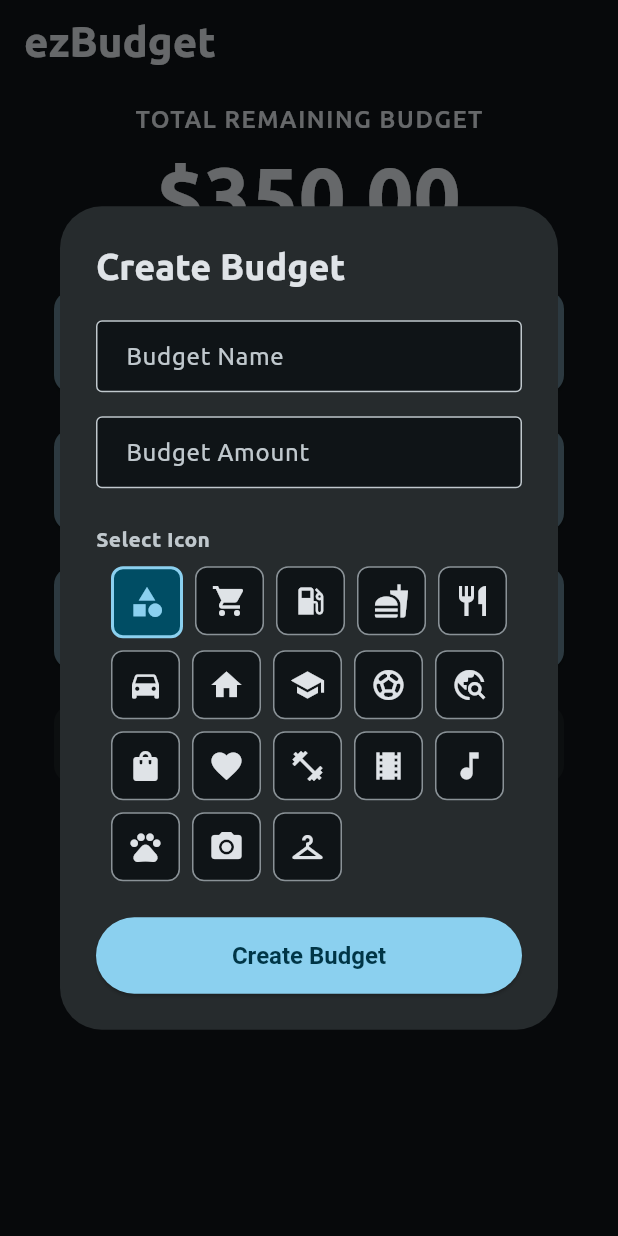
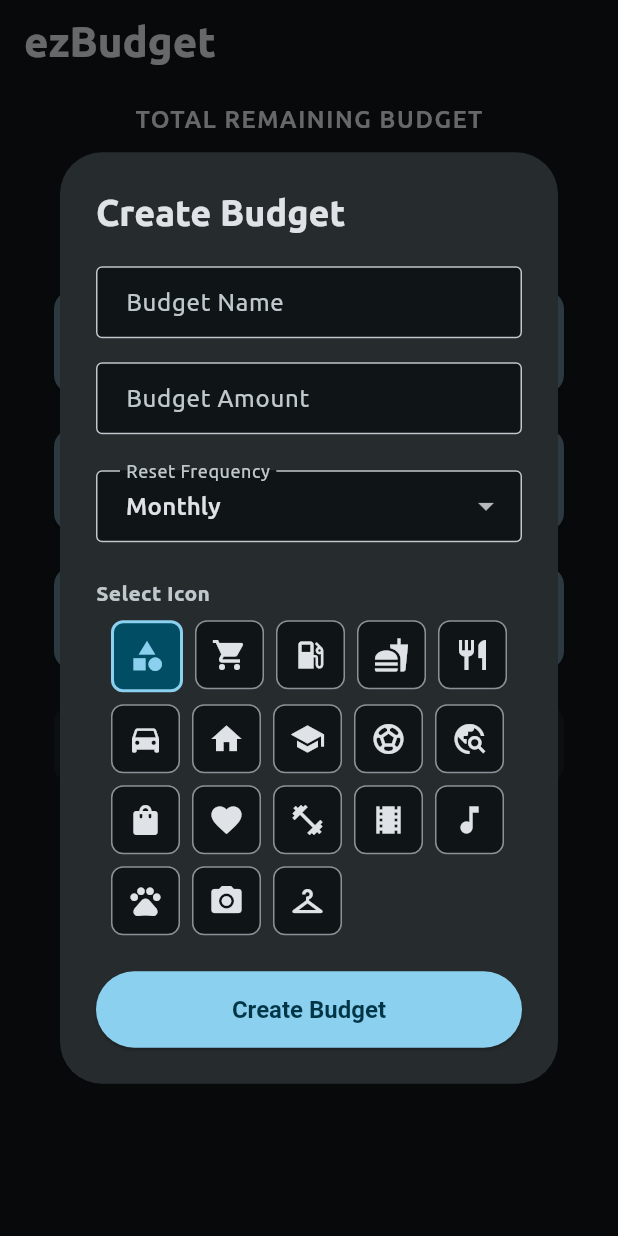
Before and after one commit to leejonathandev/ezbudget, a Flutter app: the screen it shows after launch, after a tap on the "add circle outline" icon, on a phone screen of 412 x 824 dp. Run offline on Flutter 3.47's test engine with Material 3 defaults, Android fonts, the light colour scheme and no system bars; our stand-ins replace flutter_riverpod, shared_preferences; project files that could hold a hidden picture were left out.

Commit message:
Add automatic budget reset timer feature
- Add weekly/monthly reset interval selector in budget creation dialog
- Display days remaining chip on budget tiles (e.g. '15d')
- Implement auto-reset logic on app load to clear expired budgets
- Calculate next reset date based on interval (Mondays for weekly, 1st for monthly)
- Add AI contributor documentation in .github/copilot-instructions.md

```diff
--- a/lib/models/budget.dart
+++ b/lib/models/budget.dart
@@ -23,12 +23,34 @@ class Budget {
   ResetInterval resetInterval;
 
   Budget(this.label, this.total,
-      [double? remaining, List<Deduction>? deductions, String? icon])
+      [double? remaining,
+      List<Deduction>? deductions,
+      String? icon,
+      ResetInterval? resetInterval])
       : remaining = remaining ?? total,
         deductions = deductions ?? [],
-        resetDate = DateTime(DateTime.now().year, DateTime.now().month + 1),
-        resetInterval = ResetInterval.monthly,
+        resetInterval = resetInterval ?? ResetInterval.monthly,
+        resetDate =
+            _calculateInitialResetDate(resetInterval ?? ResetInterval.monthly),
         icon = icon ?? 'category';
+
+  static DateTime _calculateInitialResetDate(ResetInterval interval) {
+    final now = DateTime.now();
+    switch (interval) {
+      case ResetInterval.weekly:
+        // Reset on next Monday
+        final daysUntilMonday = (DateTime.monday - now.weekday + 7) % 7;
+        final nextMonday = daysUntilMonday == 0 ? 7 : daysUntilMonday;
+        return DateTime(now.year, now.month, now.day + nextMonday);
+      case ResetInterval.monthly:
+        // Reset on first of next month
+        return DateTime(now.year, now.month + 1, 1);
+      case ResetInterval.yearly:
+        return DateTime(now.year + 1, 1, 1);
+      case ResetInterval.daily:
+        return DateTime(now.year, now.month, now.day + 1);
+    }
+  }
 
   void resetBudget() {
     remaining = total;
--- a/lib/providers/budget_provider.dart
+++ b/lib/providers/budget_provider.dart
@@ -40,6 +40,20 @@ class BudgetNotifier extends Notifier<AsyncValue<List<Budget>>> {
       if (budgetStrings != null) {
         budgets =
             budgetStrings.map((b) => Budget.fromJson(jsonDecode(b))).toList();
+
+        // Check and reset budgets that have passed their reset date
+        bool needsSave = false;
+        for (var budget in budgets) {
+          if (DateTime.now().isAfter(budget.resetDate)) {
+            budget.resetBudget();
+            budget.setResetDate();
+            needsSave = true;
+          }
+        }
+
+        if (needsSave) {
+          await _saveBudgets(budgets);
+        }
       } else {
         budgets = [
           Budget("Groceries", 200),
--- a/lib/widgets/budget_tile.dart
+++ b/lib/widgets/budget_tile.dart
@@ -146,6 +146,8 @@ class _BudgetTile extends ConsumerState<BudgetTile> {
                     overflow: TextOverflow.ellipsis,
                   ),
                 ),
+                _buildDaysRemainingChip(),
+                const SizedBox(width: 8),
                 Column(
                   crossAxisAlignment: CrossAxisAlignment.end,
                   children: [
@@ -262,6 +264,8 @@ class _BudgetTile extends ConsumerState<BudgetTile> {
                           height: 1.1),
                     ),
                   ),
+                  _buildDaysRemainingChip(),
+                  const SizedBox(width: 8),
                   Column(
                     crossAxisAlignment: CrossAxisAlignment.end,
                     children: [
@@ -293,4 +297,23 @@ class _BudgetTile extends ConsumerState<BudgetTile> {
       widget.budget.spendMoney(cost);
     });
   }
+
+  Widget _buildDaysRemainingChip() {
+    final daysRemaining = widget.budget.getTimeRemaining().inDays;
+    return Container(
+      padding: const EdgeInsets.symmetric(horizontal: 6, vertical: 2),
+      decoration: BoxDecoration(
+        color: Colors.white24,
+        borderRadius: BorderRadius.circular(4),
+      ),
+      child: Text(
+        '${daysRemaining}d',
+        style: const TextStyle(
+          fontSize: 11,
+          fontWeight: FontWeight.w600,
+          color: Colors.white,
+        ),
+      ),
+    );
+  }
 }
--- a/lib/widgets/create_budget_dialog.dart
+++ b/lib/widgets/create_budget_dialog.dart
@@ -40,6 +40,7 @@ class _CreateBudgetDialogState extends ConsumerState<CreateBudgetDialog> {
 
   final _formKey = GlobalKey<FormState>();
   String selectedIcon = 'category';
+  ResetInterval selectedInterval = ResetInterval.monthly;
 
   @override
   Widget build(BuildContext context) {
@@ -107,6 +108,36 @@ class _CreateBudgetDialogState extends ConsumerState<CreateBudgetDialog> {
               keyboardType: TextInputType.number,
             ),
             const SizedBox(height: 24),
+            // Reset interval selector
+            DropdownButtonFormField<ResetInterval>(
+              value: selectedInterval,
+              decoration: InputDecoration(
+                labelText: "Reset Frequency",
+                border: const OutlineInputBorder(),
+                filled: true,
+                fillColor: Theme.of(context).colorScheme.surface,
+                contentPadding:
+                    const EdgeInsets.symmetric(horizontal: 16, vertical: 12),
+              ),
+              items: const [
+                DropdownMenuItem(
+                  value: ResetInterval.weekly,
+                  child: Text('Weekly'),
+                ),
+                DropdownMenuItem(
+                  value: ResetInterval.monthly,
+                  child: Text('Monthly'),
+                ),
+              ],
+              onChanged: (ResetInterval? value) {
+                if (value != null) {
+                  setState(() {
+                    selectedInterval = value;
+                  });
+                }
+              },
+            ),
+            const SizedBox(height: 24),
             // Icon picker
             Align(
               alignment: Alignment.centerLeft,
@@ -168,6 +199,7 @@ class _CreateBudgetDialogState extends ConsumerState<CreateBudgetDialog> {
                       null,
                       null,
                       selectedIcon,
+                      selectedInterval,
                     );
                     await ref
                         .read(budgetListProvider.notifier)
```
Also changed, not shown: 1 other file.
